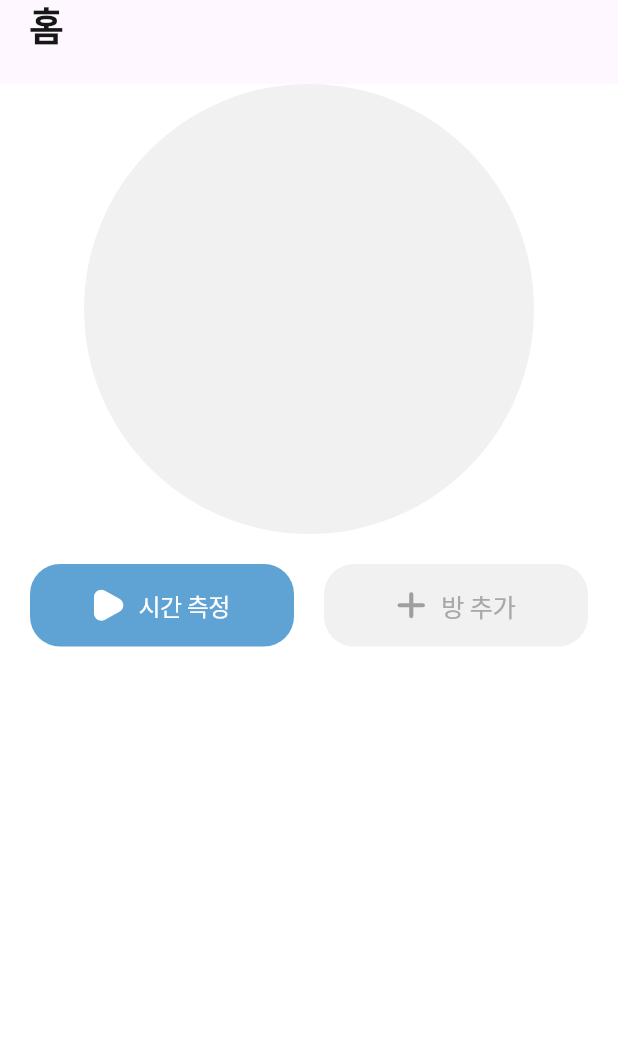
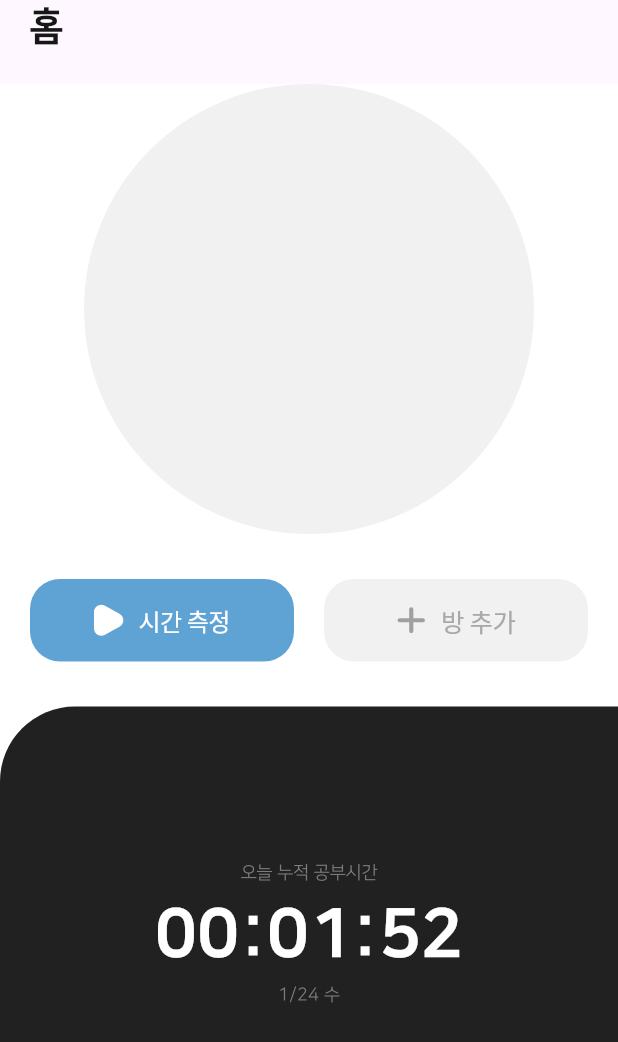
Before and after one commit to celeste0423/ggsb_project, a Flutter app: the HomePage screen opened directly, on a phone screen of 412 x 824 dp. Shown: the top 1042 px of the screen. Run offline on Flutter 3.47's test engine with Material 3 defaults, Android fonts, the phone set to English and light mode, and no system bars; our stand-ins replace cloud_firestore, firebase_auth, firebase_core, flutter_svg, get, google_sign_in and 1 more; missing offline and left inert: flutter_facebook_auth; accounts and stored records are empty.

Commit message:
0.0.1+1 home page design complete

```diff
--- a/lib/main.dart
+++ b/lib/main.dart
@@ -40,7 +40,7 @@ class MyApp extends StatelessWidget {
       defaultTransition: Transition.fadeIn,
       initialBinding: InitBinding(),
       title: 'GongGeomSeungBu',
-      theme: baseTheme(),
+      theme: baseTheme(context),
       home: Root(),
     );
   }
--- a/lib/src/features/home/pages/home_page.dart
+++ b/lib/src/features/home/pages/home_page.dart
@@ -34,7 +34,7 @@ class HomePage extends GetView<HomePageController> {
     return Padding(
       padding: const EdgeInsets.symmetric(
         horizontal: 20,
-        vertical: 20,
+        vertical: 30,
       ),
       child: Row(
         mainAxisAlignment: MainAxisAlignment.center,
@@ -70,7 +70,44 @@ class HomePage extends GetView<HomePageController> {
   }
 
   Widget _bottomTab() {
-    return Container();
+    return Expanded(
+      child: Container(
+        width: Get.width,
+        decoration: BoxDecoration(
+          color: CustomColors.mainBlack,
+          borderRadius: BorderRadius.only(topLeft: Radius.circular(50)),
+        ),
+        child: Column(
+          mainAxisAlignment: MainAxisAlignment.center,
+          children: [
+            Text(
+              '오늘 누적 공부시간',
+              style: TextStyle(
+                color: CustomColors.greyText,
+                fontSize: 12,
+              ),
+            ),
+            Text(
+              '00:01:52',
+              style: TextStyle(
+                color: Colors.white,
+                fontSize: 45,
+                fontFamily: 'nanum',
+                fontWeight: FontWeight.w800,
+              ),
+            ),
+            Text(
+              '1/24 수',
+              style: TextStyle(
+                color: CustomColors.greyText,
+                fontSize: 12,
+              ),
+            ),
+            SizedBox(height: 50),
+          ],
+        ),
+      ),
+    );
   }
 
   @override
--- a/lib/src/theme/base_theme.dart
+++ b/lib/src/theme/base_theme.dart
@@ -1,12 +1,16 @@
 import 'package:flutter/material.dart';
 import 'package:ggsb_project/src/utils/custom_color.dart';
 
-ThemeData baseTheme() {
+ThemeData baseTheme(BuildContext context) {
   final ThemeData base = ThemeData(fontFamily: 'nanum');
   return base.copyWith(
     brightness: Brightness.light,
     //배경 색
     scaffoldBackgroundColor: CustomColors.whiteBackground,
-    //폰트
+    //textStyle
+    textTheme: Theme.of(context).textTheme.apply(
+        fontFamily: 'nanum',
+        bodyColor: Colors.white,
+        displayColor: Colors.white),
   );
 }
```
